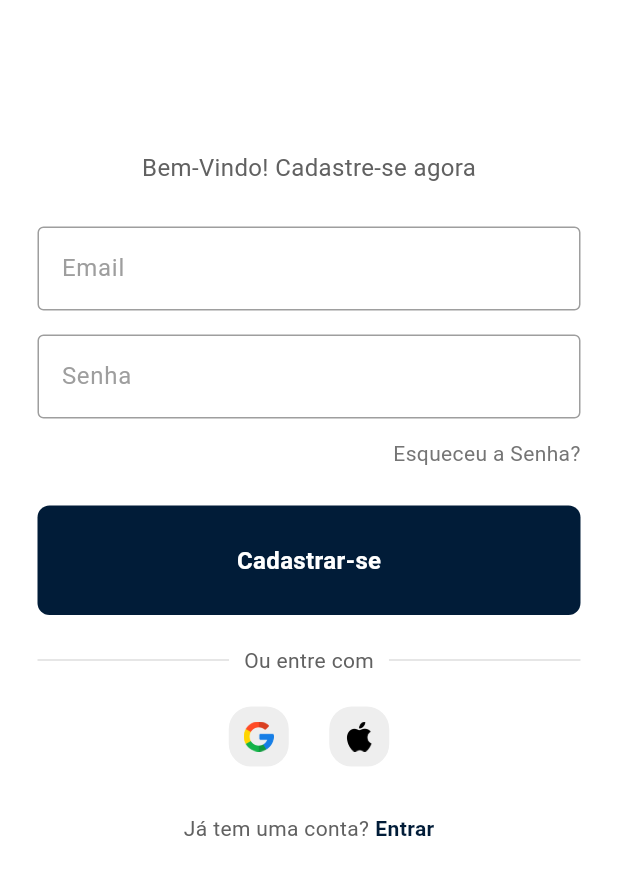
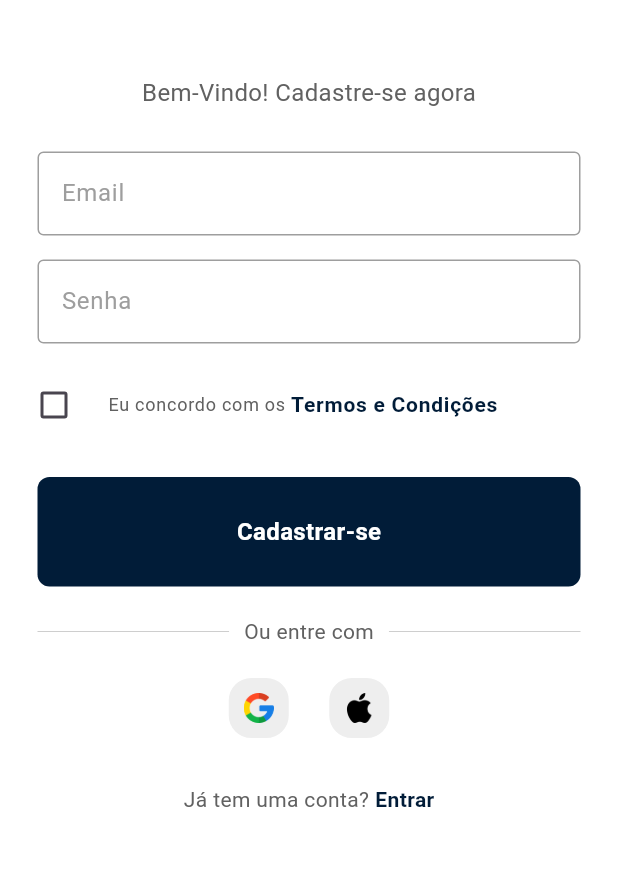
Before and after one commit to MarcosGabrielL/Emiele-App, a Flutter app: the RegisterPage screen opened directly, on a phone screen of 412 x 824 dp, the part 225-1120 px from its top. Run offline on Flutter 3.47's test engine with Material 2 defaults, Android fonts, the phone set to English and light mode, and no system bars; our stand-ins replace shared_preferences; accounts and stored records are empty.

Commit message:
add termos e condições

```diff
--- a/lib/pages/register.dart
+++ b/lib/pages/register.dart
@@ -39,7 +39,7 @@ class RegisterPage extends StatelessWidget {
               ),
 
 
-              const SizedBox(height: 100),
+              const SizedBox(height: 50),
 
               // welcome back, you've been missed!
               Text(
@@ -71,20 +71,48 @@ class RegisterPage extends StatelessWidget {
               const SizedBox(height: 10),
 
               // forgot password?
-              Padding(
-                padding: const EdgeInsets.symmetric(horizontal: 25.0),
-                child: Row(
-                  mainAxisAlignment: MainAxisAlignment.end,
-                  children: [
-                    Text(
-                      'Esqueceu a Senha?',
-                      style: TextStyle(color: Colors.grey[600]),
-                    ),
-                  ],
+              CheckboxListTile(
+                title: Padding(
+                  padding: EdgeInsets.symmetric(horizontal: 0.0, vertical: 0.0),
+                  child: Row(
+                    mainAxisAlignment: MainAxisAlignment.start,
+                    children: [
+                      Text(
+                        'Eu concordo com os ',
+                        style: TextStyle(color: Colors.grey[700], fontSize: 12),
+                      ),
+                      GestureDetector(
+                        onTap: () {
+                          // Add the navigation logic to open the LoginPage here
+                          Navigator.push(
+                            context,
+                            MaterialPageRoute(builder: (context) => LoginPage()),
+                          );
+                        },
+                        child: Text(
+                          'Termos e Condições',
+                          style: TextStyle(
+                            color: Color(0xFF011C38),
+                            fontWeight: FontWeight.bold,
+                            fontSize: 14,
+                          ),
+                        ),
+                      ),
+                    ],
+                  ),
                 ),
+                value: false,
+                onChanged: (value) {
+                  // Add your code here to handle the checkbox value change
+                },
+                controlAffinity: ListTileControlAffinity.leading,
               ),
 
-              const SizedBox(height: 25),
+
+
+
+
+              const SizedBox(height: 20),
 
               // sign in button
               MyButtonPrimary(
```
